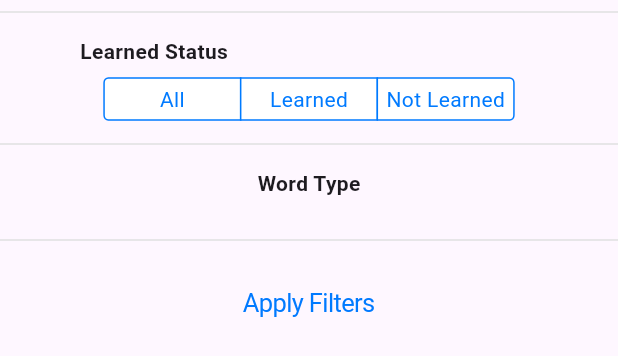
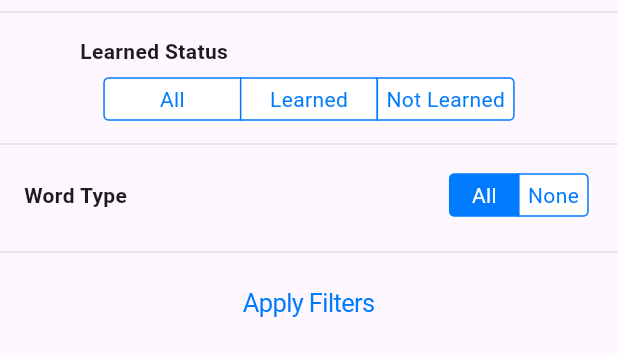
Before and after one commit to kcarta/flash-cards-ru, a Flutter app: the FilterPanel widget shown alone on an empty page, opened directly with empty values, on a phone screen of 412 x 824 dp. Shown: the top 356 px of the screen. Run offline on Flutter 3.47's test engine with Material 3 defaults, Android fonts, the phone set to English and light mode, and no system bars; our stand-ins replace flutter_markdown, flutter_tts, speech_to_text, sqflite; missing offline and left inert: string_extensions, translit; accounts and stored records are empty.

Commit message:
Small fixes and tweaks

```diff
--- a/lib/models/word_model.dart
+++ b/lib/models/word_model.dart
@@ -53,6 +53,8 @@ class Word {
     );
   }
 
+  bool get hasForms => forms.isNotEmpty;
+
   Map<String, dynamic> toMap() {
     return {
       'id': id,
--- a/lib/views/home_view.dart
+++ b/lib/views/home_view.dart
@@ -20,7 +20,7 @@ class _HomeViewState extends State<HomeView> {
   List<Word> _filteredWords = [];
   Map<String, bool> _typeFilters = {};
   final TextEditingController _searchController = TextEditingController();
-  String _currentFilter = "all"; // New filter state definition
+  String _currentFilter = "all";
 
   @override
   void initState() {
--- a/lib/widgets/filter_panel.dart
+++ b/lib/widgets/filter_panel.dart
@@ -21,6 +21,7 @@ class FilterPanel extends StatefulWidget {
 class _FilterPanelState extends State<FilterPanel> {
   late String currentFilter;
   late Map<String, bool> typeFilters;
+  String segmentControlValue = 'all'; // Initial value for the segment control
 
   @override
   void initState() {
@@ -31,6 +32,12 @@ class _FilterPanelState extends State<FilterPanel> {
 
   void applyFilters() {
     widget.onApplyFilters(currentFilter, typeFilters);
+  }
+
+  void setAllTypeFilters(bool value) {
+    setState(() {
+      typeFilters.updateAll((key, val) => value);
+    });
   }
 
   @override
@@ -49,7 +56,7 @@ class _FilterPanelState extends State<FilterPanel> {
             children: [
               const Text(
                 'Learned Status',
-                style: TextStyle(fontWeight: FontWeight.bold, fontSize: 14), // Larger text for the section title
+                style: TextStyle(fontWeight: FontWeight.bold, fontSize: 14),
               ),
               const SizedBox(height: 8),
               CupertinoSegmentedControl<String>(
@@ -83,14 +90,34 @@ class _FilterPanelState extends State<FilterPanel> {
           child: Column(
             crossAxisAlignment: CrossAxisAlignment.start,
             children: [
-              const Text(
-                'Word Type',
-                style: TextStyle(fontWeight: FontWeight.bold, fontSize: 14),
+              Row(
+                mainAxisAlignment: MainAxisAlignment.spaceBetween,
+                children: [
+                  const Text(
+                    'Word Type',
+                    style: TextStyle(fontWeight: FontWeight.bold, fontSize: 14),
+                  ),
+                  CupertinoSegmentedControl<String>(
+                    borderColor: CupertinoColors.activeBlue,
+                    selectedColor: CupertinoColors.activeBlue,
+                    unselectedColor: CupertinoColors.white,
+                    padding: const EdgeInsets.all(4),
+                    children: const {
+                      "all": Text('All'),
+                      "none": Padding(padding: EdgeInsets.symmetric(horizontal: 6), child: Text('None')),
+                    },
+                    onValueChanged: (String value) {
+                      setAllTypeFilters(value == 'all');
+                      segmentControlValue = value; // Update the state to refresh the UI
+                    },
+                    groupValue: segmentControlValue,
+                  ),
+                ],
               ),
               const SizedBox(height: 12),
               ...typeFilters.keys.map((type) {
                 return Padding(
-                  padding: const EdgeInsets.symmetric(vertical: 2.0, horizontal: 64.0),
+                  padding: const EdgeInsets.symmetric(vertical: 2.0, horizontal: 48),
                   child: Row(
                     mainAxisAlignment: MainAxisAlignment.spaceBetween,
                     children: [
@@ -114,13 +141,11 @@ class _FilterPanelState extends State<FilterPanel> {
             ],
           ),
         ),
-        const SizedBox(height: 8),
         Divider(
           height: 16,
           thickness: 1,
           color: Colors.grey[300],
         ),
-        const SizedBox(height: 8),
         CupertinoButton(
           onPressed: applyFilters,
           child: const Text('Apply Filters', style: TextStyle(color: CupertinoColors.activeBlue)),
```
Also changed, not shown: lib/views/word_view.dart (+11 -7 lines).
